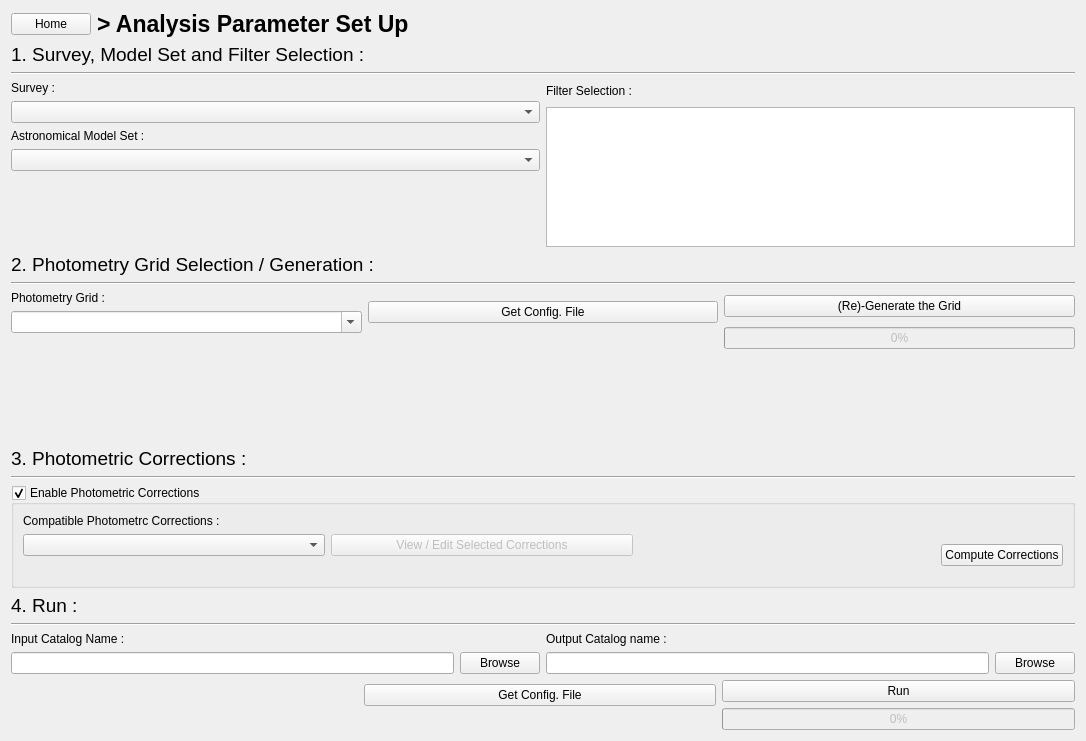
This is PhzQtUI/auxdir/PhzQtUI/FormAnalysis.ui in astrorama/Phosphoros as Qt 5 draws it before an edit. The edited form follows.
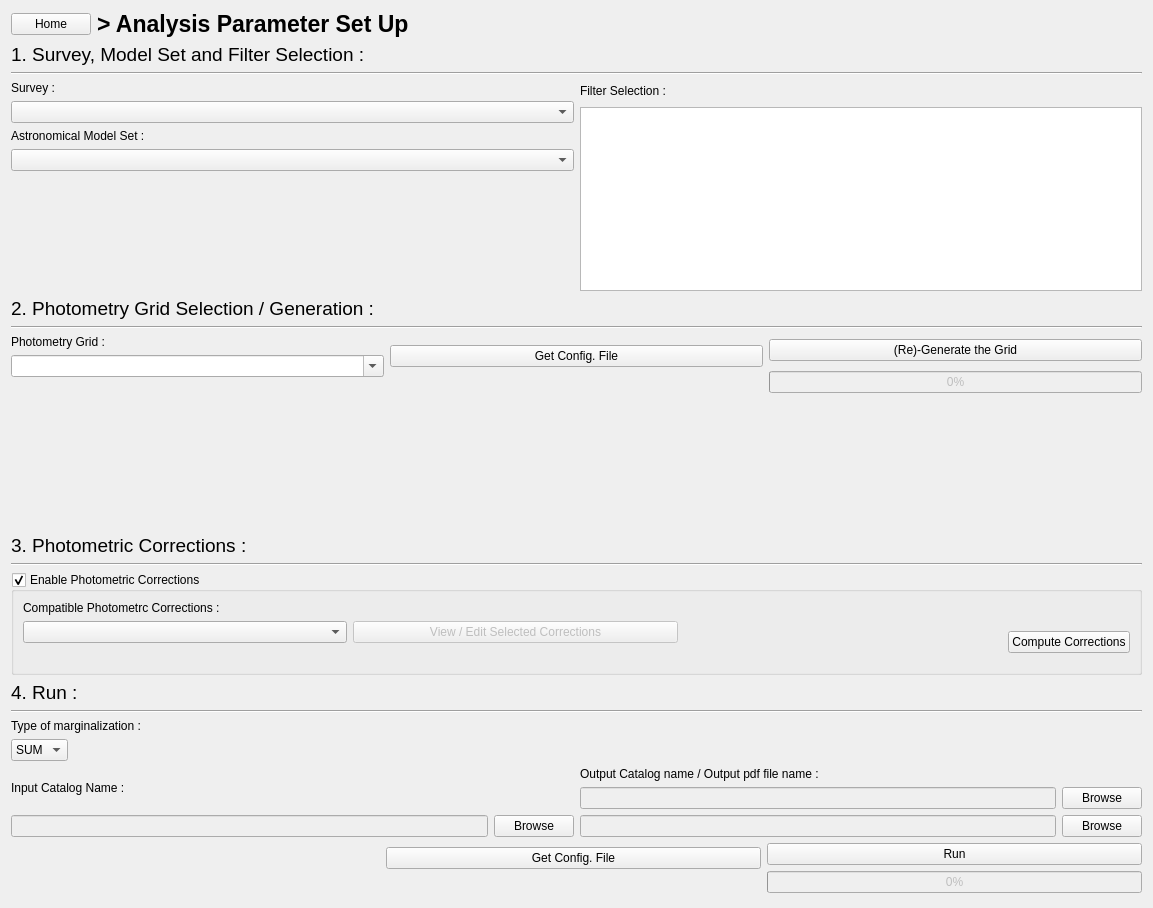
This is the edited form.

The edit to the form file:
```diff
--- a/PhzQtUI/auxdir/PhzQtUI/FormAnalysis.ui
+++ b/PhzQtUI/auxdir/PhzQtUI/FormAnalysis.ui
@@ -6,8 +6,8 @@
    <rect>
     <x>0</x>
     <y>0</y>
-    <width>1086</width>
-    <height>741</height>
+    <width>1153</width>
+    <height>908</height>
    </rect>
   </property>
   <property name="windowTitle">
@@ -431,6 +431,44 @@
      </property>
     </widget>
    </item>
+   <item>
+    <widget class="QLabel" name="label">
+     <property name="text">
+      <string>Type of marginalization :</string>
+     </property>
+    </widget>
+   </item>
+   <item>
+    <layout class="QHBoxLayout" name="horizontalLayout">
+     <item>
+      <widget class="QComboBox" name="cb_marginalization">
+       <item>
+        <property name="text">
+         <string>SUM</string>
+        </property>
+       </item>
+       <item>
+        <property name="text">
+         <string>MAX</string>
+        </property>
+       </item>
+      </widget>
+     </item>
+     <item>
+      <spacer name="horizontalSpacer_2">
+       <property name="orientation">
+        <enum>Qt::Horizontal</enum>
+       </property>
+       <property name="sizeHint" stdset="0">
+        <size>
+         <width>40</width>
+         <height>20</height>
+        </size>
+       </property>
+      </spacer>
+     </item>
+    </layout>
+   </item>
    <item>
     <layout class="QHBoxLayout" name="horizontalLayout_21">
      <item>
@@ -445,7 +483,11 @@
        <item>
         <layout class="QHBoxLayout" name="horizontalLayout_23">
          <item>
-          <widget class="QLineEdit" name="txt_inputCatalog"/>
+          <widget class="QLineEdit" name="txt_inputCatalog">
+           <property name="enabled">
+            <bool>false</bool>
+           </property>
+          </widget>
          </item>
          <item>
           <widget class="QPushButton" name="btn_BrowseInput">
@@ -463,14 +505,18 @@
        <item>
         <widget class="QLabel" name="label_27">
          <property name="text">
-          <string>Output Catalog name :</string>
+          <string>Output Catalog name / Output pdf file name :</string>
          </property>
         </widget>
        </item>
        <item>
         <layout class="QHBoxLayout" name="horizontalLayout_24">
          <item>
-          <widget class="QLineEdit" name="txt_OutputCatalog"/>
+          <widget class="QLineEdit" name="txt_OutputCatalog">
+           <property name="enabled">
+            <bool>false</bool>
+           </property>
+          </widget>
          </item>
          <item>
           <widget class="QPushButton" name="btn_BrowseOutput">
@@ -481,6 +527,24 @@
          </item>
         </layout>
        </item>
+       <item>
+        <layout class="QHBoxLayout" name="horizontalLayout_26">
+         <item>
+          <widget class="QLineEdit" name="txt_OutputPdf">
+           <property name="enabled">
+            <bool>false</bool>
+           </property>
+          </widget>
+         </item>
+         <item>
+          <widget class="QPushButton" name="btn_BrowseOutputPdf">
+           <property name="text">
+            <string>Browse</string>
+           </property>
+          </widget>
+         </item>
+        </layout>
+       </item>
       </layout>
      </item>
     </layout>
```
